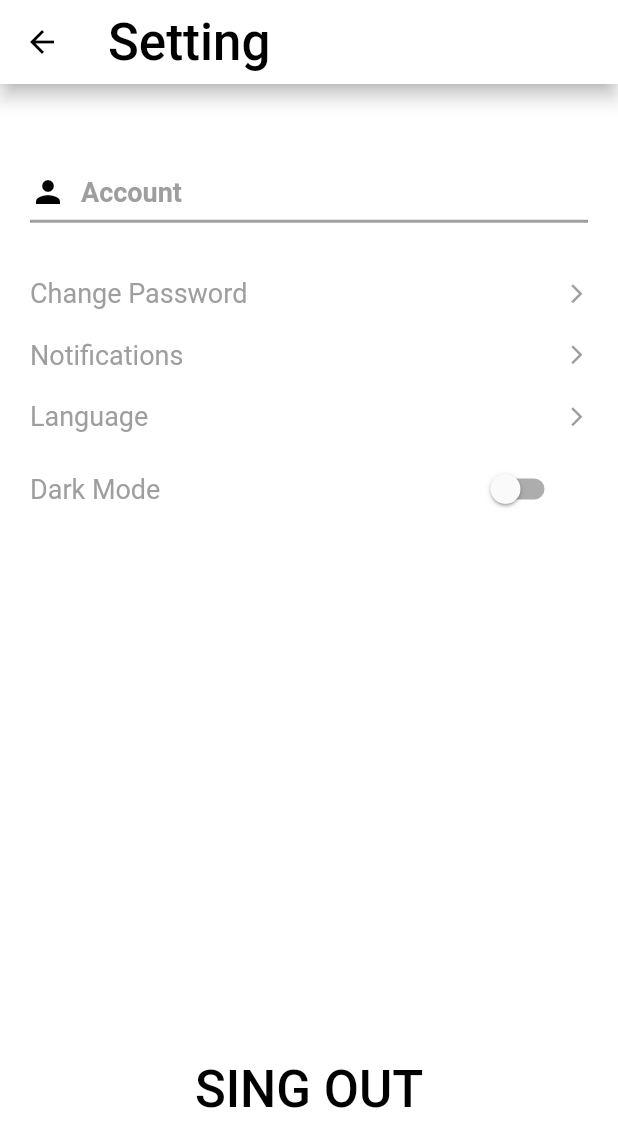
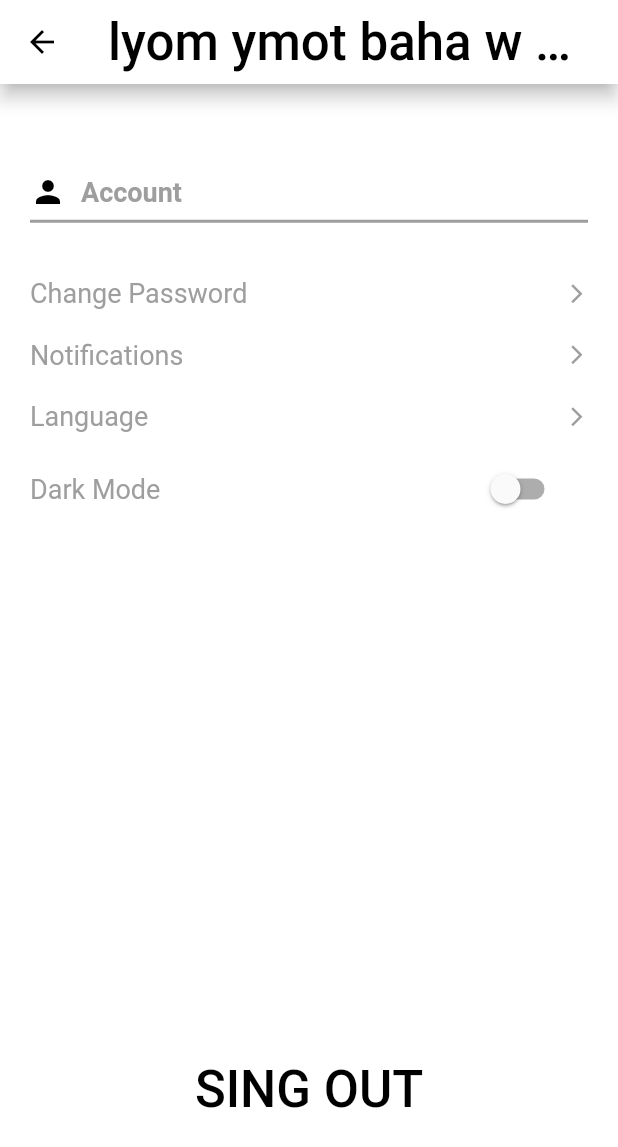
Before and after one commit to h0996g/flutter_projet, a Flutter app: the Setting screen opened directly, on a phone screen of 412 x 824 dp. Shown: the top 1147 px of the screen. Run offline on Flutter 3.47's test engine with Material 2 defaults, Android fonts, the phone set to English and light mode, and no system bars; our stand-ins replace bloc, conditional_builder_null_safety, dio, flutter_bloc, flutter_hex_color, flutter_neumorphic and 3 more; accounts and stored records are empty.

Commit message:
nta tani a alae

```diff
--- a/lib/home/setting.dart
+++ b/lib/home/setting.dart
@@ -18,7 +18,7 @@ class Setting extends StatelessWidget {
           appBar: AppBar(
             elevation: 5,
             title: Text(
-              'Setting',
+              'lyom ymot baha w hamza',
               style: Theme.of(context).textTheme.headline4,
             ),
           ),
```
